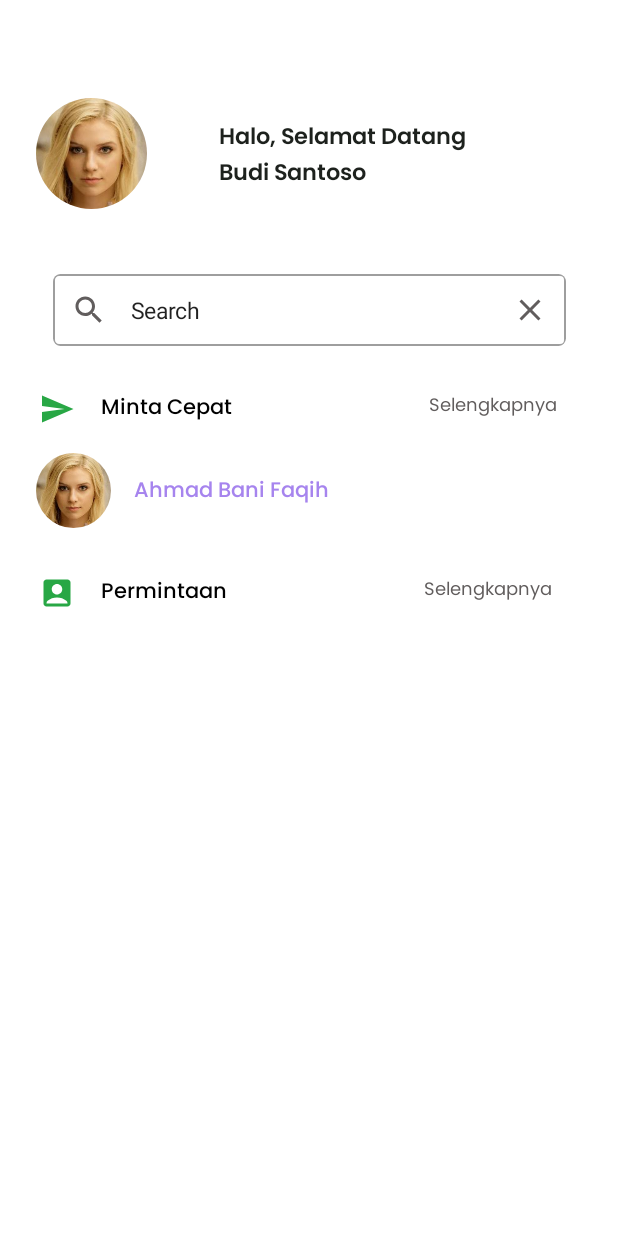
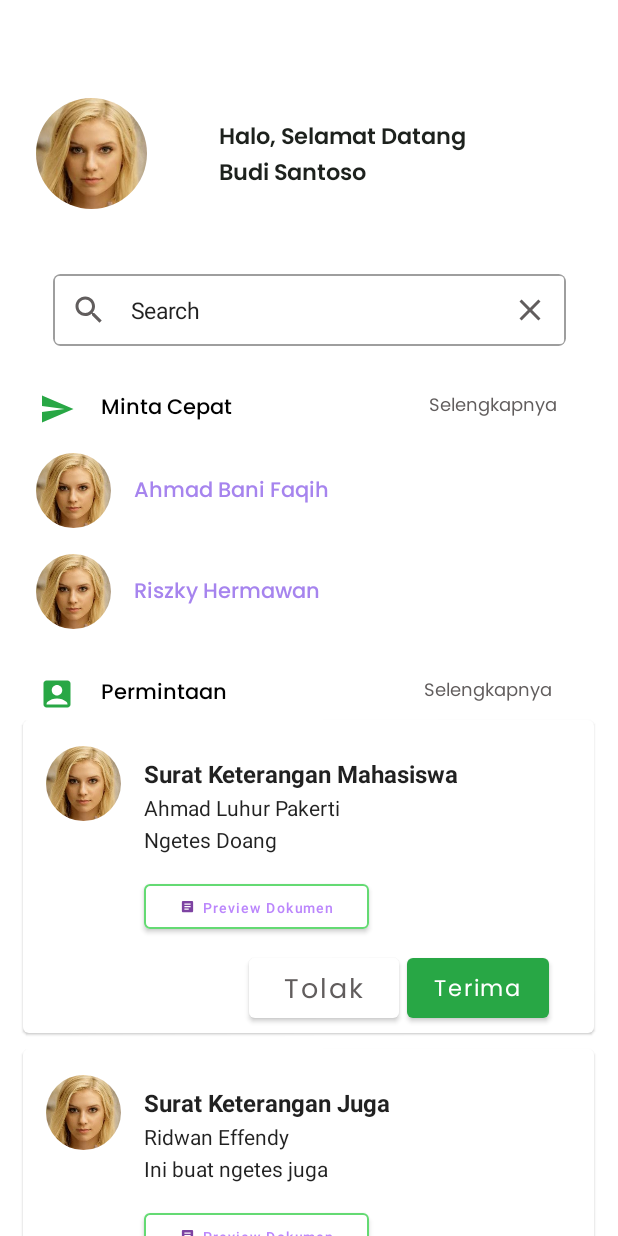
Before and after one commit to Adnif/taio-frontend, an Android app built with Jetpack Compose: the screen it shows after launch (MainActivity), on a phone screen of 412 x 824 dp. Run offline under Robolectric (Android 15) with nearby library versions, the phone set to English and light mode, and no system bars.

Commit message:
homescreen request init and fastrequest edit

```diff
--- /dev/null
+++ b/app/src/main/java/com/taio/taio/data/DataSource.kt
@@ -0,0 +1,35 @@
+package com.taio.taio.data
+
+import com.taio.taio.R
+import com.taio.taio.model.FastRequest
+import com.taio.taio.model.Request
+
+class DataSource() {
+    fun loadFastRequest(): List<FastRequest> {
+        return listOf<FastRequest>(
+            FastRequest(R.drawable.avatar, "Ahmad Bani Faqih"),
+            FastRequest(R.drawable.avatar, "Riszky Hermawan")
+        )
+    }
+
+    fun loadRequest(): List<Request> {
+        return listOf<Request>(
+            Request(
+                R.drawable.avatar,
+                "Surat Keterangan Mahasiswa",
+                "Ahmad Luhur Pakerti",
+                "Ngetes Doang"),
+            Request(
+                R.drawable.avatar,
+                "Surat Keterangan Juga",
+                "Ridwan Effendy",
+                "Ini buat ngetes juga"
+            ),
+            Request(
+                R.drawable.avatar,
+                "Surat Apa gitu yang resmi",
+                "Kurosaki wololo nan elok",
+                "Ini deskripsi yang panjang banget ceritaya buat ngetes doang Ini deskripsi yang panjang banget ceritaya buat ngetes doang Ini deskripsi yang panjang banget ceritaya buat ngetes doang Ini deskripsi yang panjang banget ceritaya buat ngetes doang Ini deskripsi yang panjang banget ceritaya buat ngetes doang Ini deskripsi yang panjang banget ceritaya buat ngetes doang Ini deskripsi yang panjang banget ceritaya buat ngetes doang"),
+        )
+    }
+}
--- /dev/null
+++ b/app/src/main/java/com/taio/taio/model/FastRequest.kt
@@ -0,0 +1,5 @@
+package com.taio.taio.model
+
+data class FastRequest(val avatar: Int, val userName: String) {
+
+}
--- /dev/null
+++ b/app/src/main/java/com/taio/taio/model/Request.kt
@@ -0,0 +1,5 @@
+package com.taio.taio.model
+
+data class Request(val avatar: Int, val docTitle: String, val userName: String, val docDesc: String){
+
+}
--- a/app/src/main/java/com/taio/taio/ui/screen/HomeScreen.kt
+++ b/app/src/main/java/com/taio/taio/ui/screen/HomeScreen.kt
@@ -1,10 +1,12 @@
 package com.taio.taio.ui.theme.screen
 
+import androidx.compose.foundation.BorderStroke
 import androidx.compose.foundation.Image
+import androidx.compose.foundation.border
 import androidx.compose.foundation.clickable
 import androidx.compose.foundation.layout.*
+import androidx.compose.foundation.lazy.LazyColumn
 import androidx.compose.foundation.shape.RoundedCornerShape
-import androidx.compose.foundation.text.ClickableText
 import androidx.compose.foundation.text.KeyboardActions
 import androidx.compose.foundation.text.KeyboardOptions
 import androidx.compose.material.*
@@ -28,7 +30,10 @@ import androidx.compose.ui.tooling.preview.Preview
 import androidx.compose.ui.unit.dp
 import androidx.compose.ui.unit.sp
 import com.taio.taio.R
-import com.taio.taio.ui.theme.fonts
+import com.taio.taio.data.DataSource
+import com.taio.taio.model.FastRequest
+import com.taio.taio.model.Request
+import com.taio.taio.ui.theme.*
 
 @Composable
 fun HomeScreen(
@@ -113,33 +118,7 @@ fun HomeScreen(
             }
 
         }
-        Row(
-            modifier = modifier
-                .padding(PaddingValues(start = 24.dp, top = 17.dp))
-        ) {
-            Image(
-                modifier = modifier
-                    .size(50.dp)
-                    .clip(RoundedCornerShape(500.dp)),
-                contentScale = ContentScale.Crop,
-                painter = painterResource(id = R.drawable.avatar),
-                contentDescription = null
-            )
-            Column(modifier = modifier
-                .padding(PaddingValues(start = 15.dp, top = 14.dp))
-                .width(130.dp)
-                .height(21.dp)
-            ){
-                Text(
-                    text = "Ahmad Bani Faqih",
-                    fontSize = 14.sp,
-                    fontWeight = FontWeight.W500,
-                    fontFamily = fonts,
-                    color = Color(0xFFA684EE),
-                    lineHeight = 21.sp
-                )
-            }
-        }
+        FastReqList(fastReqList = DataSource().loadFastRequest())
 
         Row(
             modifier = modifier
@@ -186,7 +165,7 @@ fun HomeScreen(
             }
 
         }
-
+        ReqList(nReqList = DataSource().loadRequest(), modifier)
     }
 }
 
@@ -253,9 +232,191 @@ fun SearchBar(
    )
 }
 
+@Composable
+private fun ReqList(nReqList: List<Request>, modifier: Modifier = Modifier){
+    var displayReq: Int
+    if (nReqList.size > 3){
+        displayReq = 3
+    }
+    else {
+        displayReq = nReqList.size
+    }
+    LazyColumn {
+        items(displayReq) { reqList ->
+            Requested(nReqList[reqList], modifier)
+        }
+    }
+}
+
+@Composable
+private fun FastReqList(fastReqList: List<FastRequest>, modifier: Modifier = Modifier){
+    var displayReq: Int
+    if (fastReqList.size > 3){
+        displayReq = 3
+    }
+    else {
+        displayReq = fastReqList.size
+    }
+    LazyColumn {
+        items(displayReq) { reqList ->
+            FastReq(fastReqList[reqList], modifier)
+        }
+    }
+}
+
+@Composable
+fun FastReq(fastRequest: FastRequest, modifier: Modifier = Modifier){
+    Row(
+        modifier = modifier
+            .padding(PaddingValues(start = 24.dp, top = 17.dp))
+    ) {
+        Image(
+            modifier = modifier
+                .size(50.dp)
+                .clip(RoundedCornerShape(500.dp)),
+            contentScale = ContentScale.Crop,
+            painter = painterResource(fastRequest.avatar),
+            contentDescription = null
+        )
+        Column(modifier = modifier
+            .padding(PaddingValues(start = 15.dp, top = 14.dp))
+            .width(130.dp)
+            .height(21.dp)
+        ){
+            Text(
+                text = fastRequest.userName,
+                fontSize = 14.sp,
+                fontWeight = FontWeight.W500,
+                fontFamily = fonts,
+                color = Color(0xFFA684EE),
+                lineHeight = 21.sp
+            )
+        }
+    }
+}
+
+@Composable
+fun Requested(normalRequest: Request, modifier: Modifier = Modifier) {
+    Card(
+        modifier = Modifier
+            .border(BorderStroke(0.dp, Color.White), shape = Shapes.small)
+            .padding(PaddingValues(15.dp, 5.dp))
+    ) {
+        Row(
+            modifier = modifier
+                .padding(PaddingValues(start = 15.dp, top = 17.dp))
+        ) {
+            Image(
+                modifier = modifier
+                    .size(50.dp)
+                    .clip(RoundedCornerShape(500.dp)),
+                contentScale = ContentScale.Crop,
+                painter = painterResource(normalRequest.avatar),
+                contentDescription = null
+            )
+            Column(
+                modifier = modifier
+                    .padding(PaddingValues(start = 15.dp, top = 10.dp))
+                    .width(300.dp)
+            ) {
+                Text(
+                    text = normalRequest.docTitle,
+                    fontWeight = FontWeight.Bold,
+                    fontSize = 16.sp,
+                )
+                Text(
+                    text = normalRequest.userName,
+                    fontSize = 14.sp,
+                    modifier = modifier.padding(PaddingValues(top = 5.dp))
+                )
+                Text(
+                    text = normalRequest.docDesc,
+                    fontSize = 14.sp,
+                    modifier = modifier.padding(PaddingValues(top = 5.dp))
+                )
+                PreviewButton()
+                Spacer(modifier = Modifier.height(20.dp))
+                Row {
+                    Spacer(modifier = Modifier.width(70.dp))
+                    RejectButton()
+                    AcceptButton()
+                }
+                Spacer(modifier = Modifier.height(10.dp))
+            }
+        }
+    }
+
+}
+
+@Composable
+fun PreviewButton() {
+    Button(
+        onClick = {},
+        colors = ButtonDefaults.buttonColors(
+            backgroundColor = Color.White
+        ),
+        border = BorderStroke(1.dp, Green200),
+        modifier = Modifier
+            .width(150.dp)
+            .height(50.dp)
+            .padding(PaddingValues(top = 20.dp))
+    ) {
+        Image(
+            painterResource(id = R.drawable.document),
+            contentDescription = null,
+            modifier = Modifier
+                .size(15.dp)
+                .padding(PaddingValues(end = 5.dp))
+        )
+        Text(
+            text = "Preview Dokumen",
+            color = Purple200,
+            fontSize = 9.sp
+        )
+    }
+}
+
+@Composable
+fun RejectButton() {
+    Button(
+        onClick = {},
+        colors = ButtonDefaults.buttonColors(Color.White),
+        modifier = Modifier
+            .width(100.dp)
+            .height(40.dp)
+    ){
+        Text(
+            text = "Tolak",
+            fontSize = 18.sp,
+            fontWeight = FontWeight.W400,
+            fontFamily = fonts,
+            color = Color(0xFF615D5D),
+        )
+    }
+}
+
+@Composable
+fun AcceptButton() {
+    Button(
+        onClick = {},
+        colors = ButtonDefaults.buttonColors(Green500),
+        modifier = Modifier
+            .width(100.dp)
+            .height(40.dp)
+            .padding(PaddingValues(start = 5.dp))
+    ){
+        Text(
+            text = "Terima",
+            fontSize = 15.sp,
+            fontWeight = FontWeight.W400,
+            fontFamily = fonts,
+            color = Color.White
+        )
+    }
+}
 
 @Preview(showSystemUi = true)
 @Composable
 fun HomeScreenPreview(){
-    HomeScreen(name = "Budi Santoso")
+    HomeScreen(name = "Asep Konco")
 }
--- /dev/null
+++ b/app/src/main/res/drawable/document.xml
@@ -0,0 +1,5 @@
+<vector android:autoMirrored="true" android:height="24dp"
+    android:tint="#7D43A2" android:viewportHeight="24"
+    android:viewportWidth="24" android:width="24dp" xmlns:android="http://schemas.android.com/apk/res/android">
+    <path android:fillColor="@android:color/white" android:pathData="M19,3L5,3c-1.1,0 -2,0.9 -2,2v14c0,1.1 0.9,2 2,2h14c1.1,0 2,-0.9 2,-2L21,5c0,-1.1 -0.9,-2 -2,-2zM14,17L7,17v-2h7v2zM17,13L7,13v-2h10v2zM17,9L7,9L7,7h10v2z"/>
+</vector>
```
